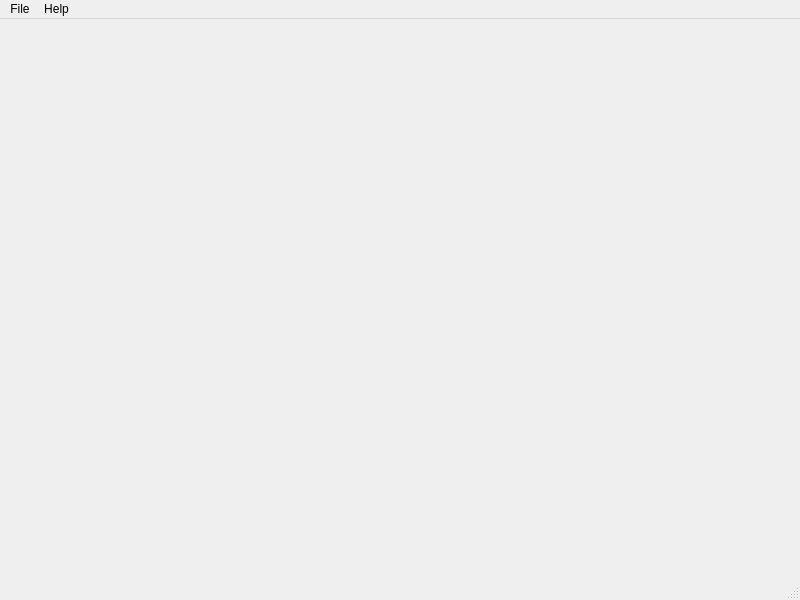
mlorenzano/runtime, file runtime/src/app/mainwindow.ui: the form before one commit.
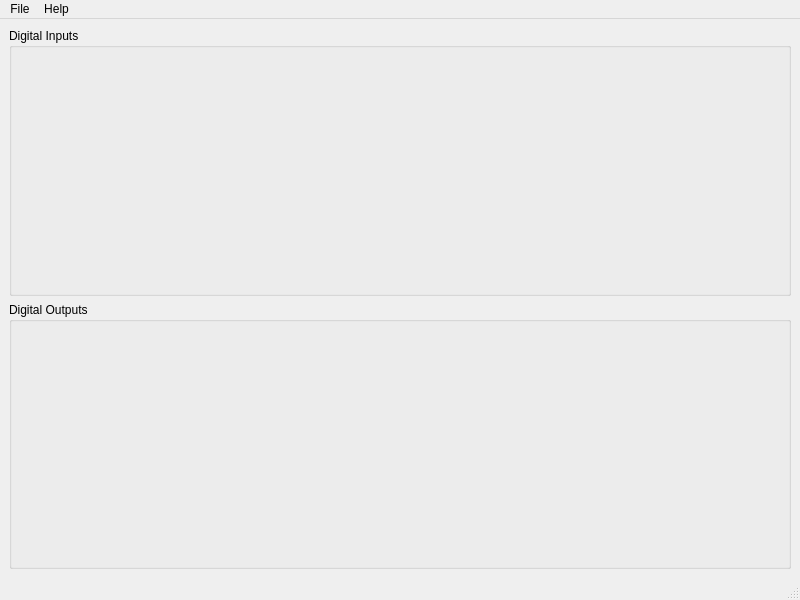
The form after the commit.

Commit message: Create craft buttons layout.

```diff
--- a/runtime/src/app/mainwindow.ui
+++ b/runtime/src/app/mainwindow.ui
@@ -13,7 +13,24 @@
   <property name="windowTitle">
    <string>Runtime</string>
   </property>
-  <widget class="QWidget" name="centralwidget"/>
+  <widget class="QWidget" name="centralwidget">
+   <layout class="QVBoxLayout" name="verticalLayout">
+    <item>
+     <widget class="QGroupBox" name="di_gb">
+      <property name="title">
+       <string>Digital Inputs</string>
+      </property>
+     </widget>
+    </item>
+    <item>
+     <widget class="QGroupBox" name="do_gb">
+      <property name="title">
+       <string>Digital Outputs</string>
+      </property>
+     </widget>
+    </item>
+   </layout>
+  </widget>
   <widget class="QMenuBar" name="menubar">
    <property name="geometry">
     <rect>
```
Left out of the diff: 2 changed lines with no effect on the pictures. The commit also changes 4 other files.
